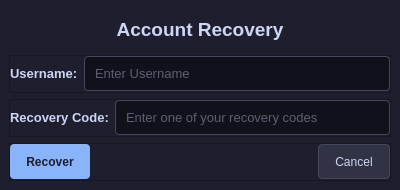
Qt form SiriusVaultGUI/src/ui/dialog_recovery.ui (Ghospicer/SiriusVault) before a commit.
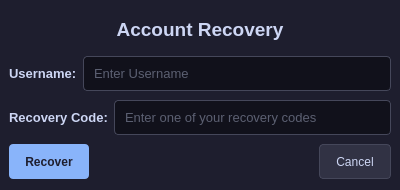
The same form after that commit. Icons and pictures are not drawn.

Diff of the .ui file:
```diff
--- a/SiriusVaultGUI/src/ui/dialog_recovery.ui
+++ b/SiriusVaultGUI/src/ui/dialog_recovery.ui
@@ -110,7 +110,7 @@
        <item>
         <widget class="QFrame" name="frame">
          <property name="frameShape">
-          <enum>QFrame::StyledPanel</enum>
+          <enum>QFrame::Shape::NoFrame</enum>
          </property>
          <property name="frameShadow">
           <enum>QFrame::Raised</enum>
@@ -193,7 +193,7 @@
        <item>
         <widget class="QFrame" name="frame_2">
          <property name="frameShape">
-          <enum>QFrame::StyledPanel</enum>
+          <enum>QFrame::Shape::NoFrame</enum>
          </property>
          <property name="frameShadow">
           <enum>QFrame::Raised</enum>
@@ -279,7 +279,7 @@
        <item>
         <widget class="QFrame" name="frame_3">
          <property name="frameShape">
-          <enum>QFrame::StyledPanel</enum>
+          <enum>QFrame::Shape::NoFrame</enum>
          </property>
          <property name="frameShadow">
           <enum>QFrame::Raised</enum>
```
Left out of the diff: 39 changed lines with no effect on the pictures.
